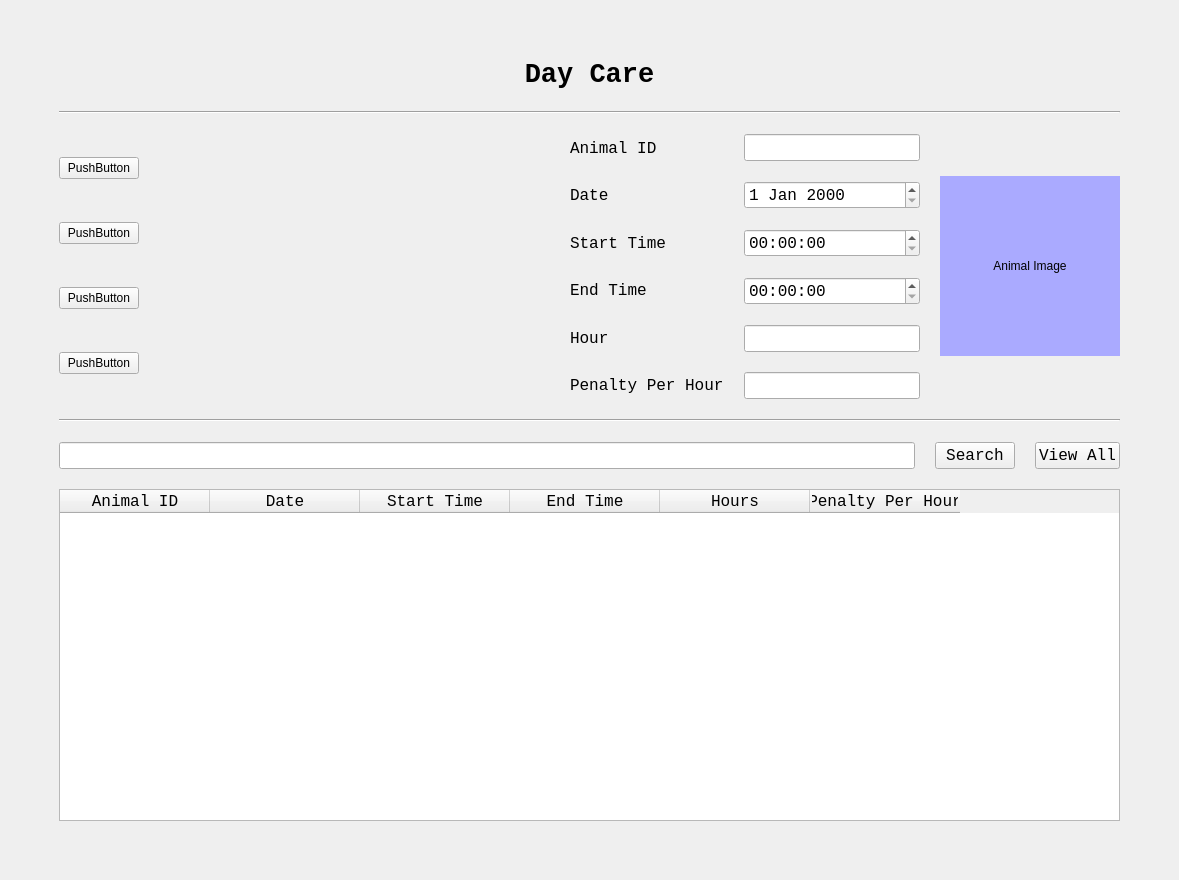
Above: DayCareUI.ui from ASNaeem/Simple-VCMS before the change. Below: the same form after it.
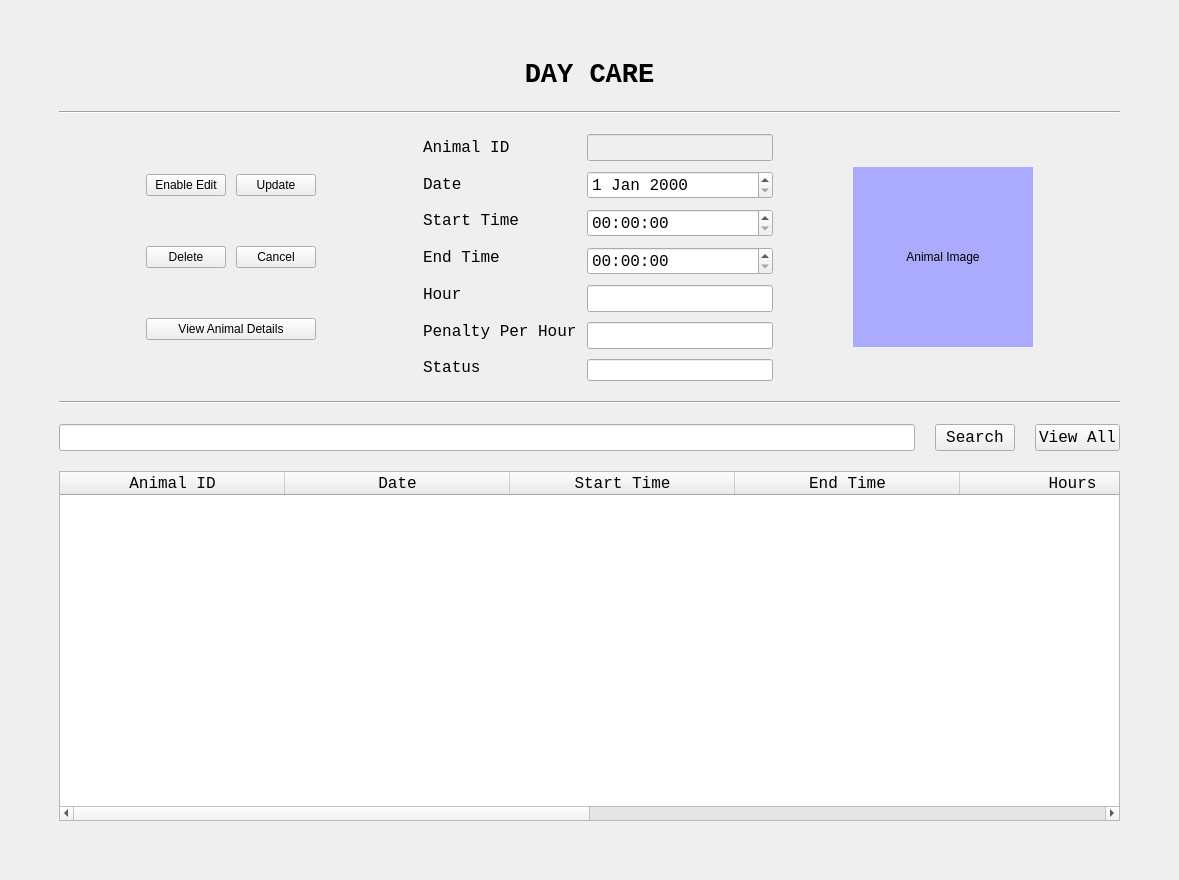
That is the form after the change.

What changed in the file:
```diff
--- a/DayCareUI.ui
+++ b/DayCareUI.ui
@@ -45,7 +45,7 @@
            </font>
           </property>
           <property name="text">
-           <string>Day Care</string>
+           <string>DAY CARE</string>
           </property>
           <property name="alignment">
            <set>Qt::AlignCenter</set>
@@ -62,34 +62,71 @@
        </widget>
       </item>
       <item>
-       <layout class="QHBoxLayout" name="horizontalLayout_4">
+       <layout class="QHBoxLayout" name="horizontalLayout_4" stretch="10,10,10,70,10">
+        <item>
+         <spacer name="horizontalSpacer_3">
+          <property name="orientation">
+           <enum>Qt::Horizontal</enum>
+          </property>
+          <property name="sizeHint" stdset="0">
+           <size>
+            <width>40</width>
+            <height>20</height>
+           </size>
+          </property>
+         </spacer>
+        </item>
         <item>
          <layout class="QVBoxLayout" name="verticalLayout_4">
+          <property name="spacing">
+           <number>10</number>
+          </property>
           <item>
-           <widget class="QPushButton" name="pushButton">
-            <property name="text">
-             <string>PushButton</string>
+           <layout class="QHBoxLayout" name="horizontalLayout_5">
+            <property name="spacing">
+             <number>10</number>
             </property>
-           </widget>
+            <item>
+             <widget class="QPushButton" name="button_care_edit">
+              <property name="text">
+               <string>Enable Edit</string>
+              </property>
+             </widget>
+            </item>
+            <item>
+             <widget class="QPushButton" name="button_care_update">
+              <property name="text">
+               <string>Update</string>
+              </property>
+             </widget>
+            </item>
+           </layout>
           </item>
           <item>
-           <widget class="QPushButton" name="pushButton_2">
-            <property name="text">
-             <string>PushButton</string>
+           <layout class="QHBoxLayout" name="horizontalLayout_6">
+            <property name="spacing">
+             <number>10</number>
             </property>
-           </widget>
+            <item>
+             <widget class="QPushButton" name="button_care_delete">
+              <property name="text">
+               <string>Delete</string>
+              </property>
+             </widget>
+            </item>
+            <item>
+             <widget class="QPushButton" name="button_care_cancel">
+              <property name="text">
+               <string>Cancel</string>
+              </property>
+             </widget>
+            </item>
+           </layout>
           </item>
           <item>
            <widget class="QPushButton" name="pushButton_3">
             <property name="text">
-             <string>PushButton</string>
-            </property>
-           </widget>
-          </item>
-          <item>
-           <widget class="QPushButton" name="pushButton_4">
-            <property name="text">
-             <string>PushButton</string>
+             <string>View Animal Details</string>
             </property>
            </widget>
           </item>
@@ -109,9 +146,15 @@
          </spacer>
         </item>
         <item>
-         <layout class="QHBoxLayout" name="horizontalLayout_3">
+         <layout class="QHBoxLayout" name="horizontalLayout_3" stretch="50,10,20">
+          <property name="spacing">
+           <number>10</number>
+          </property>
           <item>
-           <layout class="QHBoxLayout" name="horizontalLayout_2">
+           <layout class="QHBoxLayout" name="horizontalLayout_2" stretch="30,60">
+            <property name="spacing">
+             <number>10</number>
+            </property>
             <item>
              <layout class="QVBoxLayout" name="verticalLayout">
               <item>
@@ -192,12 +235,28 @@
                 </property>
                </widget>
               </item>
+              <item>
+               <widget class="QLabel" name="label_9">
+                <property name="font">
+                 <font>
+                  <family>Courier New</family>
+                  <pointsize>12</pointsize>
+                 </font>
+                </property>
+                <property name="text">
+                 <string>Status</string>
+                </property>
+               </widget>
+              </item>
              </layout>
             </item>
             <item>
              <layout class="QVBoxLayout" name="verticalLayout_2">
               <item>
-               <widget class="QLineEdit" name="lineEdit">
+               <widget class="QLineEdit" name="line_care_id">
+                <property name="enabled">
+                 <bool>false</bool>
+                </property>
                 <property name="font">
                  <font>
                   <family>Courier New</family>
@@ -256,10 +315,26 @@
                 </property>
                </widget>
               </item>
+              <item>
+               <widget class="QLineEdit" name="line_care_status"/>
+              </item>
              </layout>
             </item>
            </layout>
           </item>
+          <item>
+           <spacer name="horizontalSpacer_2">
+            <property name="orientation">
+             <enum>Qt::Horizontal</enum>
+            </property>
+            <property name="sizeHint" stdset="0">
+             <size>
+              <width>40</width>
+              <height>20</height>
+             </size>
+            </property>
+           </spacer>
+          </item>
           <item>
            <layout class="QGridLayout" name="gridLayout_2">
             <item row="0" column="0">
@@ -297,6 +372,19 @@
           </item>
          </layout>
         </item>
+        <item>
+         <spacer name="horizontalSpacer_4">
+          <property name="orientation">
+           <enum>Qt::Horizontal</enum>
+          </property>
+          <property name="sizeHint" stdset="0">
+           <size>
+            <width>40</width>
+            <height>20</height>
+           </size>
+          </property>
+         </spacer>
+        </item>
        </layout>
       </item>
       <item>
@@ -372,7 +460,7 @@
            </font>
           </property>
           <attribute name="horizontalHeaderDefaultSectionSize">
-           <number>150</number>
+           <number>225</number>
           </attribute>
           <column>
            <property name="text">
@@ -404,6 +492,16 @@
             <string>Penalty Per Hour</string>
            </property>
           </column>
+          <column>
+           <property name="text">
+            <string>Status</string>
+           </property>
+          </column>
+          <column>
+           <property name="text">
+            <string>Total Price</string>
+           </property>
+          </column>
          </widget>
         </item>
        </layout>
```
Left out of the diff: 22 changed lines with no effect on the pictures.
